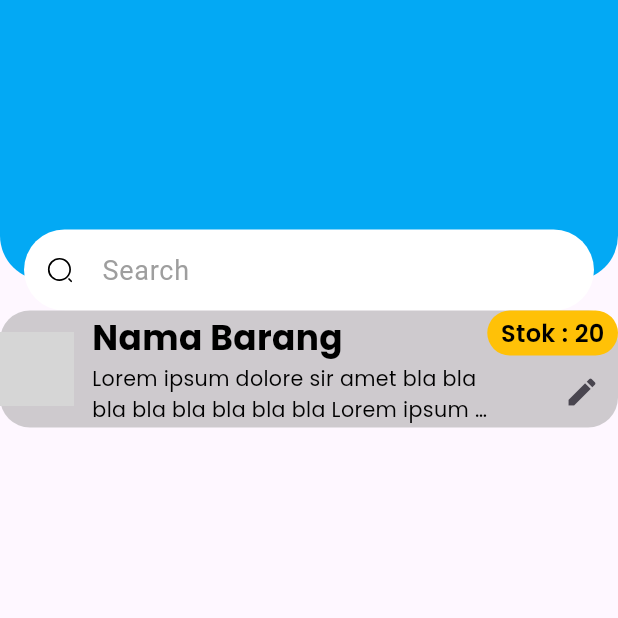
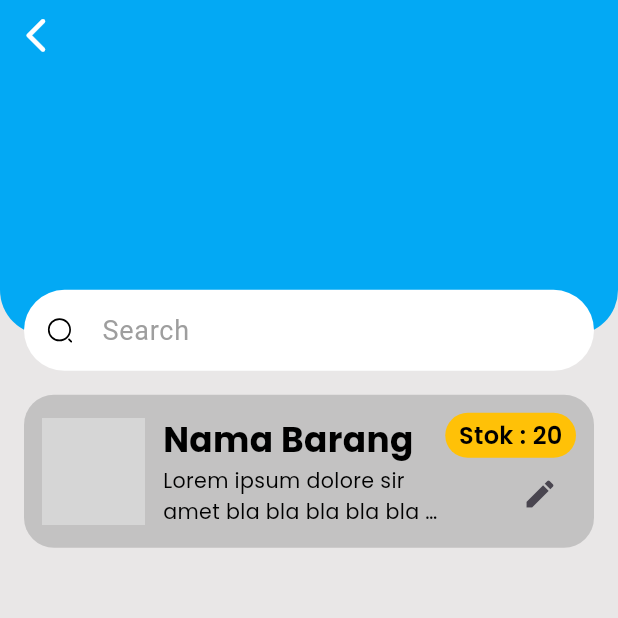
Before and after one commit to TDR-Team/gudang_elektrikal, a Flutter app: the ListDrawerView screen opened by its route, on a phone screen of 412 x 824 dp, the top half of it. Run offline on Flutter 3.47's test engine with Material 3 defaults, Android fonts, the phone set to English and light mode, and no system bars; our stand-ins replace dropdown_search, flutter_screenutil, flutter_svg, get, google_fonts, logger and 1 more; network calls fail; grey boxes are pictures that could not be loaded.

Commit message:
refactor: prettify code
Co-authored-by: dapraws <darrelprawira26@gmail.com>

```diff
--- a/lib/app/modules/list_drawer/views/list_drawer_view.dart
+++ b/lib/app/modules/list_drawer/views/list_drawer_view.dart
@@ -4,6 +4,7 @@ import 'package:flutter_svg/svg.dart';
 
 import 'package:get/get.dart';
 import 'package:gudang_elektrikal/app/common/theme/font.dart';
+import 'package:gudang_elektrikal/app/widgets/custom_app_bar.dart';
 
 import '../controllers/list_drawer_controller.dart';
 
@@ -15,15 +16,16 @@ class ListDrawerView extends GetView<ListDrawerController> {
     var sizeHeight = MediaQuery.sizeOf(context).height;
     var sizeWidth = MediaQuery.sizeOf(context).width;
     return Scaffold(
+      backgroundColor: const Color.fromARGB(255, 233, 231, 231),
       body: SingleChildScrollView(
         child: Column(
           children: [
             SizedBox(
-              height: 207,
+              height: 207.h,
               child: Stack(
                 children: [
                   Container(
-                    height: 187,
+                    height: 187.h,
                     decoration: const BoxDecoration(
                       color: Colors.lightBlue,
                       borderRadius: BorderRadius.vertical(
@@ -31,20 +33,22 @@ class ListDrawerView extends GetView<ListDrawerController> {
                       ),
                     ),
                   ),
-                  // _buildDropDown(
-                  //   listRack: controller.listRack,
-                  //   rackName: controller.rackName.value,
-                  //   onChangedRackName: controller.onChangedRackName,
-                  // ),
+                  SafeArea(
+                    child: IconButton(
+                      onPressed: () => Get.back(),
+                      icon: Icon(
+                        Icons.arrow_back_ios_new_rounded,
+                        size: 24.sp,
+                        color: Colors.white,
+                      ),
+                    ),
+                  ),
                   Positioned(
                     left: 0,
                     right: 0,
                     bottom: 0,
                     child: InkWell(
                       borderRadius: const BorderRadius.all(Radius.circular(10)),
-                      // onTap: () {
-                      //   Get.to(()=> ListJobPage());
-                      // },
                       onTap: () {},
                       child: Padding(
                         padding: const EdgeInsets.symmetric(horizontal: 16.0),
@@ -61,21 +65,11 @@ class ListDrawerView extends GetView<ListDrawerController> {
                                 borderRadius: BorderRadius.circular(50),
                                 borderSide: BorderSide.none,
                               ),
-                              // disabledBorder: OutlineInputBorder(
-                              //   borderSide: BorderSide(
-                              //     width: 1,
-                              //     color: AppColors.neutralColors[2],
-                              //   ),
-                              //   borderRadius: const BorderRadius.all(
-                              //     Radius.circular(50),
-                              //   ),
-                              // ),
-
                               contentPadding: const EdgeInsets.symmetric(
-                                  horizontal: 16, vertical: 12),
-                              // enabled: false,
+                                horizontal: 16,
+                                vertical: 12,
+                              ),
                               hintText: 'Search',
-
                               hintStyle: const TextStyle(
                                 color: Colors.grey,
                                 fontSize: 18,
@@ -95,10 +89,11 @@ class ListDrawerView extends GetView<ListDrawerController> {
                 ],
               ),
             ),
-            Container(
+            Padding(
+              padding: const EdgeInsets.all(16.0),
+              child: Container(
                 width: double.infinity,
-              // height: sizeHeight * 0.1,
-              // padding: const EdgeInsets.all(12),
+                padding: const EdgeInsets.all(12),
                 decoration: BoxDecoration(
                   color: Colors.grey.withOpacity(0.5),
                   borderRadius: BorderRadius.circular(20),
@@ -109,8 +104,8 @@ class ListDrawerView extends GetView<ListDrawerController> {
                       borderRadius: BorderRadius.circular(10),
                       child: Image.network(
                         'https://picsum.photos/200/300',
-                      height: sizeHeight * 0.06,
-                      width: sizeHeight * 0.06,
+                        height: 60.h,
+                        width: 60.w,
                         fit: BoxFit.cover,
                       ),
                     ),
@@ -123,24 +118,19 @@ class ListDrawerView extends GetView<ListDrawerController> {
                           Text(
                             'Nama Barang',
                             overflow: TextOverflow.ellipsis,
-                          // style: boldText20,
-
                             style: boldText20.copyWith(
-                            // fontSize:
-                            //     (sizeHeight * 0.03 + sizeWidth * 0.03) / 2,
                               fontSize: 20.sp,
                             ),
-                          // textScaler: 1.0,
+                            textScaler: const TextScaler.linear(1),
                           ),
                           Text(
                             'Lorem ipsum dolore sir amet bla bla bla bla bla bla bla bla Lorem ipsum dolore sir amet bla bla bla bla bla bla bla bla ....',
                             overflow: TextOverflow.ellipsis,
                             maxLines: 2,
                             style: regularText12.copyWith(
-                            // fontSize:
-                            //     (sizeHeight * 0.015 + sizeWidth * 0.015) / 2,
                               fontSize: 12.sp,
                             ),
+                            textScaler: const TextScaler.linear(1),
                           ),
                         ],
                       ),
@@ -162,32 +152,19 @@ class ListDrawerView extends GetView<ListDrawerController> {
                             style: semiBoldText14.copyWith(
                               fontSize: 14.sp,
                             ),
+                            textScaler: const TextScaler.linear(1),
                           ),
                         ),
-                      Flexible(
-                        child: IconButton(
+                        IconButton(
                           onPressed: () {},
-                          icon: const Icon(
-                            Icons.edit,
+                          icon: const Icon(Icons.edit),
                         ),
+                      ],
                     ),
-                      )
-                    ],
-                  )
                   ],
                 ),
               ),
-            // Obx(
-            //   () {
-            //     return Container(
-            //       width: double.infinity,
-            //       height: 30,
-            //       decoration: const BoxDecoration(
-            //         color: Colors.amber,
-            //       ),
-            //     );
-            //   },
-            // ),
+            ),
           ],
         ),
       ),
```
Lines whose indentation alone changed are shown as unchanged.
